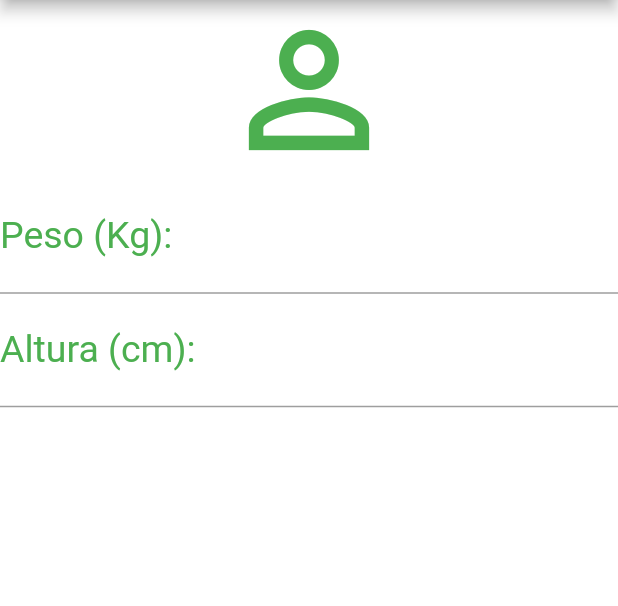
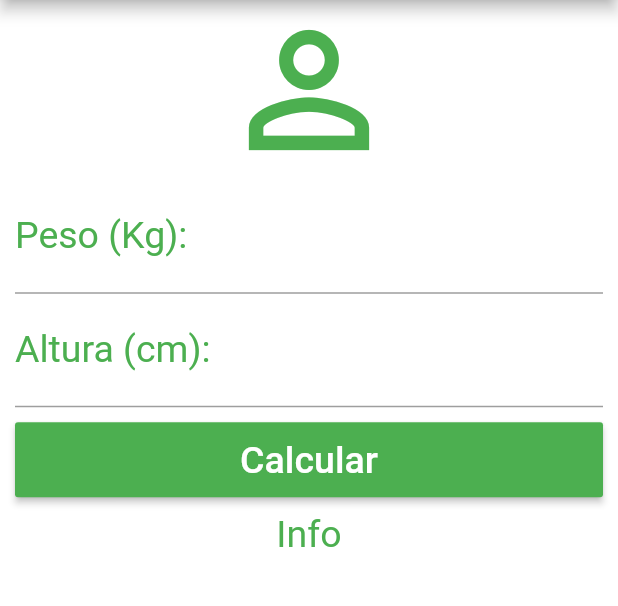
Before and after one commit to zamuelfernandes/calculadora_de_imc, a Flutter app: the screen it shows after launch, on a phone screen of 412 x 824 dp, the part 84-690 px from its top. Run offline on Flutter 3.47's test engine with Material 2 defaults, Android fonts, the phone set to English and light mode, and no system bars.

Commit message:
ScrollView e RaisedButton

```diff
--- a/lib/main.dart
+++ b/lib/main.dart
@@ -24,7 +24,9 @@
           actions: [IconButton(onPressed: () {}, icon: Icon(Icons.refresh))],
         ),
         backgroundColor: Colors.white,
-      body: Column(
+        body: SingleChildScrollView(
+          padding: EdgeInsets.fromLTRB(10.0, 0.0, 10.0, 0.0),
+          child: Column(
             crossAxisAlignment: CrossAxisAlignment.stretch,
             children: [
               Icon(
@@ -50,8 +52,27 @@
                 textAlign: TextAlign.center,
                 style: TextStyle(color: Colors.green, fontSize: 25.0),
               ),
+              Padding(
+                padding: EdgeInsets.only(top: 10.0, bottom: 10.0),
+                child: Container(
+                  height: 50.0,
+                  child: RaisedButton(
+                    onPressed: () {},
+                    child: Text(
+                      "Calcular",
+                      style: TextStyle(color: Colors.white, fontSize: 25.0),
+                    ),
+                    color: Colors.green,
+                  ),
+                ),
+              ),
+              Text(
+                "Info",
+                textAlign: TextAlign.center,
+                style: TextStyle(color: Colors.green, fontSize: 25.0),
+              )
             ],
           ),
-    );
+        ));
   }
 }
```
Lines whose indentation alone changed are shown as unchanged.
